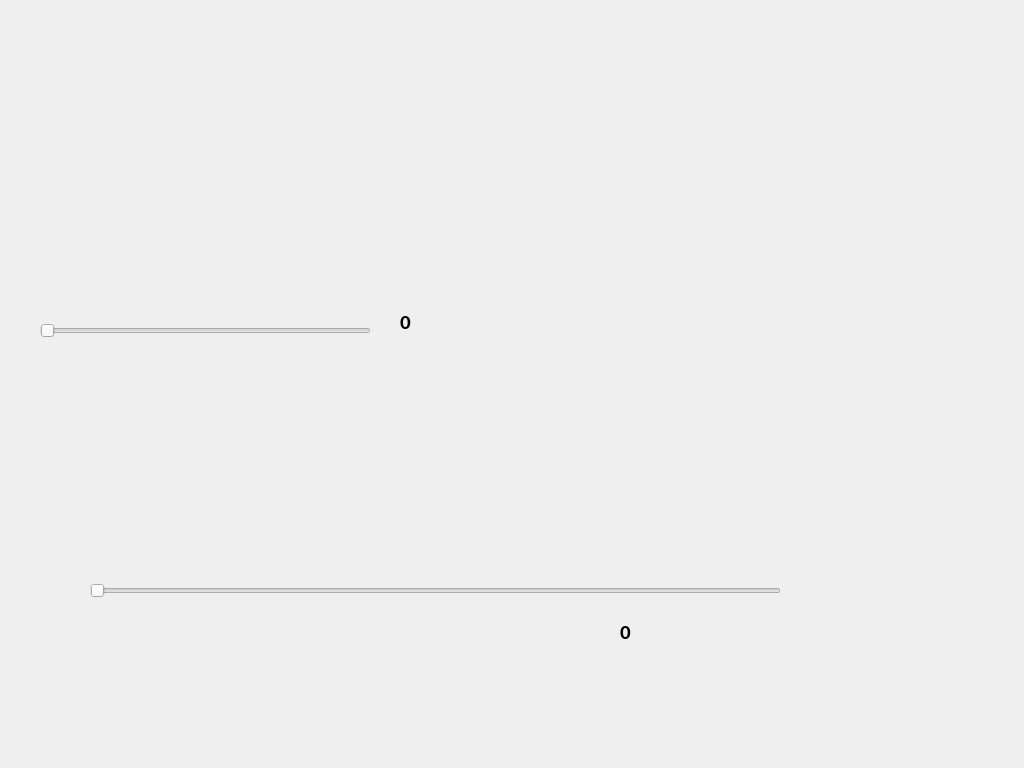
First picture: the form in SW/MainForm.ui, repository tonyghchen/621, before the edit.
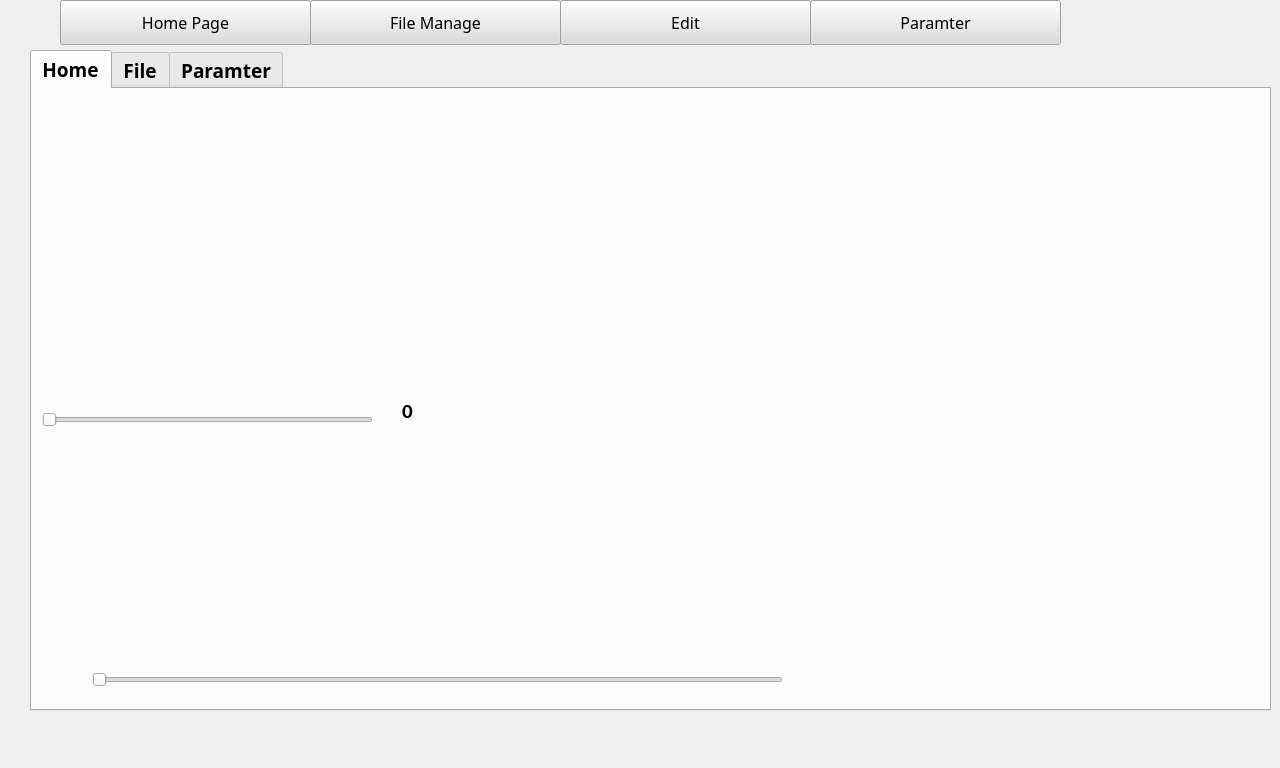
Second picture: the form after the edit. Custom widgets are drawn as their Qt base class.

Commit message: 1. Added 1320 reference 2. Update Main page

What changed in the file:
```diff
--- a/SW/MainForm.ui
+++ b/SW/MainForm.ui
@@ -9,7 +9,7 @@
    <rect>
     <x>0</x>
     <y>0</y>
-    <width>1024</width>
+    <width>1280</width>
     <height>768</height>
    </rect>
   </property>
@@ -21,13 +21,13 @@
   </property>
   <property name="minimumSize">
    <size>
-    <width>1024</width>
+    <width>1280</width>
     <height>768</height>
    </size>
   </property>
   <property name="maximumSize">
    <size>
-    <width>1024</width>
+    <width>1280</width>
     <height>768</height>
    </size>
   </property>
@@ -73,31 +73,51 @@
    <set>QMainWindow::AllowTabbedDocks</set>
   </property>
   <widget class="QWidget" name="centralwidget">
-   <widget class="QLabel" name="label_Silder">
+   <widget class="QTabWidget" name="tabWidget">
     <property name="geometry">
      <rect>
-      <x>620</x>
-      <y>620</y>
-      <width>161</width>
-      <height>24</height>
+      <x>30</x>
+      <y>50</y>
+      <width>1241</width>
+      <height>661</height>
      </rect>
     </property>
-    <property name="font">
-     <font>
-      <family>Calibri</family>
-      <pointsize>16</pointsize>
-      <weight>75</weight>
-      <bold>true</bold>
-     </font>
+    <property name="tabShape">
+     <enum>QTabWidget::Rounded</enum>
     </property>
-    <property name="text">
-     <string>0</string>
+    <property name="currentIndex">
+     <number>0</number>
+    </property>
+    <widget class="QWidget" name="tab_Home">
+     <attribute name="title">
+      <string>Home</string>
+     </attribute>
+     <widget class="QSlider" name="horizontalSlider_gauge">
+      <property name="geometry">
+       <rect>
+        <x>10</x>
+        <y>320</y>
+        <width>331</width>
+        <height>22</height>
+       </rect>
+      </property>
+      <property name="maximum">
+       <number>100</number>
+      </property>
+      <property name="orientation">
+       <enum>Qt::Horizontal</enum>
+      </property>
+      <property name="invertedAppearance">
+       <bool>false</bool>
+      </property>
+      <property name="invertedControls">
+       <bool>false</bool>
     </property>
    </widget>
    <widget class="QSlider" name="horizontalSlider">
     <property name="geometry">
      <rect>
-      <x>90</x>
+        <x>60</x>
       <y>580</y>
       <width>691</width>
       <height>22</height>
@@ -113,10 +133,31 @@
      <bool>false</bool>
     </property>
    </widget>
+     <widget class="QLabel" name="label_Silder">
+      <property name="geometry">
+       <rect>
+        <x>590</x>
+        <y>620</y>
+        <width>161</width>
+        <height>24</height>
+       </rect>
+      </property>
+      <property name="font">
+       <font>
+        <family>Calibri</family>
+        <pointsize>16</pointsize>
+        <weight>75</weight>
+        <bold>true</bold>
+       </font>
+      </property>
+      <property name="text">
+       <string>0</string>
+      </property>
+     </widget>
    <widget class="AnalogGaugeWidget" name="widget" native="true">
     <property name="geometry">
      <rect>
-      <x>40</x>
+        <x>10</x>
       <y>10</y>
       <width>331</width>
       <height>300</height>
@@ -151,32 +192,10 @@
     </property>
     <layout class="QHBoxLayout" name="horizontalLayout"/>
    </widget>
-   <widget class="QSlider" name="horizontalSlider_gauge">
-    <property name="geometry">
-     <rect>
-      <x>40</x>
-      <y>320</y>
-      <width>331</width>
-      <height>22</height>
-     </rect>
-    </property>
-    <property name="maximum">
-     <number>100</number>
-    </property>
-    <property name="orientation">
-     <enum>Qt::Horizontal</enum>
-    </property>
-    <property name="invertedAppearance">
-     <bool>false</bool>
-    </property>
-    <property name="invertedControls">
-     <bool>false</bool>
-    </property>
-   </widget>
    <widget class="QLabel" name="label_Gauge">
     <property name="geometry">
      <rect>
-      <x>400</x>
+        <x>370</x>
       <y>310</y>
       <width>161</width>
       <height>24</height>
@@ -192,6 +211,138 @@
     </property>
     <property name="text">
      <string>0</string>
+      </property>
+     </widget>
+    </widget>
+    <widget class="QWidget" name="tab_File">
+     <attribute name="title">
+      <string>File</string>
+     </attribute>
+    </widget>
+    <widget class="QWidget" name="tab_Paramter">
+     <attribute name="title">
+      <string>Paramter</string>
+     </attribute>
+    </widget>
+   </widget>
+   <widget class="QPushButton" name="pushButton_EDIT">
+    <property name="geometry">
+     <rect>
+      <x>60</x>
+      <y>0</y>
+      <width>251</width>
+      <height>45</height>
+     </rect>
+    </property>
+    <property name="font">
+     <font>
+      <family>Arial Black</family>
+      <pointsize>12</pointsize>
+      <weight>50</weight>
+      <bold>false</bold>
+     </font>
+    </property>
+    <property name="styleSheet">
+     <string notr="true">background-color: rgb(220, 220, 220);</string>
+    </property>
+    <property name="text">
+     <string>Home Page</string>
+    </property>
+    <property name="iconSize">
+     <size>
+      <width>30</width>
+      <height>30</height>
+     </size>
+    </property>
+   </widget>
+   <widget class="QPushButton" name="pushButton_EDIT_2">
+    <property name="geometry">
+     <rect>
+      <x>310</x>
+      <y>0</y>
+      <width>251</width>
+      <height>45</height>
+     </rect>
+    </property>
+    <property name="font">
+     <font>
+      <family>Arial Black</family>
+      <pointsize>12</pointsize>
+      <weight>50</weight>
+      <bold>false</bold>
+     </font>
+    </property>
+    <property name="styleSheet">
+     <string notr="true">background-color: rgb(220, 220, 220);</string>
+    </property>
+    <property name="text">
+     <string>File Manage</string>
+    </property>
+    <property name="iconSize">
+     <size>
+      <width>30</width>
+      <height>30</height>
+     </size>
+    </property>
+   </widget>
+   <widget class="QPushButton" name="pushButton_EDIT_3">
+    <property name="geometry">
+     <rect>
+      <x>560</x>
+      <y>0</y>
+      <width>251</width>
+      <height>45</height>
+     </rect>
+    </property>
+    <property name="font">
+     <font>
+      <family>Arial Black</family>
+      <pointsize>12</pointsize>
+      <weight>50</weight>
+      <bold>false</bold>
+     </font>
+    </property>
+    <property name="styleSheet">
+     <string notr="true">background-color: rgb(220, 220, 220);</string>
+    </property>
+    <property name="text">
+     <string>Edit</string>
+    </property>
+    <property name="iconSize">
+     <size>
+      <width>30</width>
+      <height>30</height>
+     </size>
+    </property>
+   </widget>
+   <widget class="QPushButton" name="pushButton_EDIT_4">
+    <property name="geometry">
+     <rect>
+      <x>810</x>
+      <y>0</y>
+      <width>251</width>
+      <height>45</height>
+     </rect>
+    </property>
+    <property name="font">
+     <font>
+      <family>Arial Black</family>
+      <pointsize>12</pointsize>
+      <weight>50</weight>
+      <bold>false</bold>
+     </font>
+    </property>
+    <property name="styleSheet">
+     <string notr="true">background-color: rgb(220, 220, 220);</string>
+    </property>
+    <property name="text">
+     <string>Paramter</string>
+    </property>
+    <property name="iconSize">
+     <size>
+      <width>30</width>
+      <height>30</height>
+     </size>
     </property>
    </widget>
   </widget>
```
Lines whose indentation alone changed are shown as unchanged. The commit also changes 218 other files.
